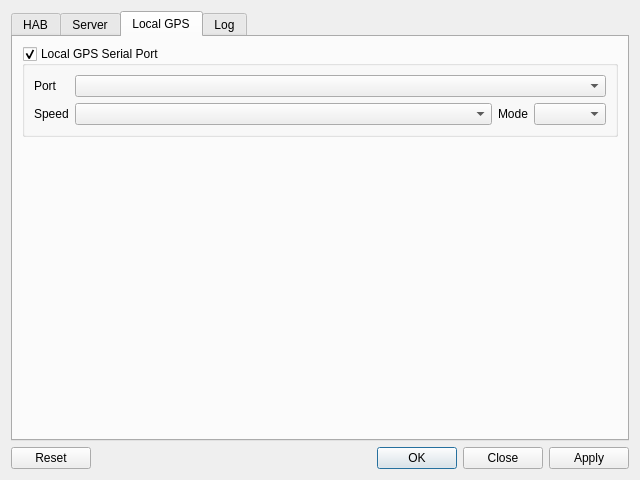
Qt form configwindow.ui (thehellnet/shab-qshab) before a commit.
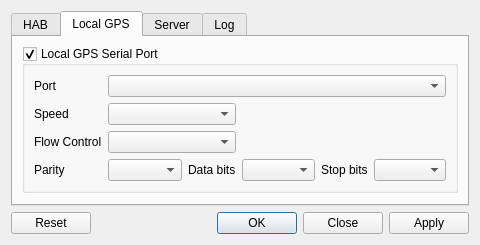
The same form after that commit. The open tabs and pages were chosen to show the change.

Diff of the .ui file:
```diff
--- a/configwindow.ui
+++ b/configwindow.ui
@@ -6,8 +6,8 @@
    <rect>
     <x>0</x>
     <y>0</y>
-    <width>640</width>
-    <height>480</height>
+    <width>480</width>
+    <height>240</height>
    </rect>
   </property>
   <property name="windowTitle">
@@ -19,6 +19,9 @@
      <property name="currentIndex">
       <number>1</number>
      </property>
+     <property name="elideMode">
+      <enum>Qt::ElideNone</enum>
+     </property>
      <widget class="QWidget" name="habTab">
       <attribute name="title">
        <string>HAB</string>
@@ -47,24 +50,103 @@
           <item row="1" column="1">
            <widget class="QComboBox" name="comboBox_2"/>
           </item>
-          <item row="1" column="2">
+         </layout>
+        </widget>
+       </item>
+       <item>
+        <spacer name="verticalSpacer">
+         <property name="orientation">
+          <enum>Qt::Vertical</enum>
+         </property>
+         <property name="sizeHint" stdset="0">
+          <size>
+           <width>20</width>
+           <height>40</height>
+          </size>
+         </property>
+        </spacer>
+       </item>
+      </layout>
+     </widget>
+     <widget class="QWidget" name="localGpsTab">
+      <attribute name="title">
+       <string>Local GPS</string>
+      </attribute>
+      <layout class="QVBoxLayout" name="verticalLayout_5">
+       <item>
+        <widget class="QGroupBox" name="serialPortBox_2">
+         <property name="title">
+          <string>Local GPS Serial Port</string>
+         </property>
+         <property name="checkable">
+          <bool>true</bool>
+         </property>
+         <layout class="QGridLayout" name="gridLayout_4" columnstretch="0,1,0,1,0,0">
+          <item row="1" column="1" colspan="2">
+           <widget class="QComboBox" name="comboBox_4"/>
+          </item>
+          <item row="3" column="2">
+           <widget class="QLabel" name="label_8">
+            <property name="text">
+             <string>Data bits</string>
+            </property>
+           </widget>
+          </item>
+          <item row="3" column="0">
            <widget class="QLabel" name="label_3">
             <property name="text">
-             <string>Mode</string>
+             <string>Parity</string>
             </property>
            </widget>
           </item>
-          <item row="1" column="3">
+          <item row="3" column="1">
            <widget class="QComboBox" name="comboBox_3"/>
           </item>
-          <item row="0" column="1" colspan="3">
-           <widget class="QComboBox" name="comboBox"/>
+          <item row="0" column="1" colspan="5">
+           <widget class="QComboBox" name="comboBox_6"/>
+          </item>
+          <item row="3" column="3">
+           <widget class="QComboBox" name="comboBox_5"/>
+          </item>
+          <item row="3" column="5">
+           <widget class="QComboBox" name="comboBox_7"/>
+          </item>
+          <item row="1" column="0">
+           <widget class="QLabel" name="label_7">
+            <property name="text">
+             <string>Speed</string>
+            </property>
+           </widget>
+          </item>
+          <item row="3" column="4">
+           <widget class="QLabel" name="label_9">
+            <property name="text">
+             <string>Stop bits</string>
+            </property>
+           </widget>
+          </item>
+          <item row="0" column="0">
+           <widget class="QLabel" name="label_6">
+            <property name="text">
+             <string>Port</string>
+            </property>
+           </widget>
+          </item>
+          <item row="2" column="0">
+           <widget class="QLabel" name="label_10">
+            <property name="text">
+             <string>Flow Control</string>
+            </property>
+           </widget>
+          </item>
+          <item row="2" column="1" colspan="2">
+           <widget class="QComboBox" name="comboBox_8"/>
           </item>
          </layout>
         </widget>
        </item>
        <item>
-        <spacer name="verticalSpacer">
+        <spacer name="verticalSpacer_4">
          <property name="orientation">
           <enum>Qt::Vertical</enum>
          </property>
@@ -130,68 +212,6 @@
        </item>
       </layout>
      </widget>
-     <widget class="QWidget" name="localGpsTab">
-      <attribute name="title">
-       <string>Local GPS</string>
-      </attribute>
-      <layout class="QVBoxLayout" name="verticalLayout_5">
-       <item>
-        <widget class="QGroupBox" name="serialPortBox_2">
-         <property name="title">
-          <string>Local GPS Serial Port</string>
-         </property>
-         <property name="checkable">
-          <bool>true</bool>
-         </property>
-         <layout class="QGridLayout" name="gridLayout_4" columnstretch="0,1,0,0">
-          <item row="0" column="0">
-           <widget class="QLabel" name="label_6">
-            <property name="text">
-             <string>Port</string>
-            </property>
-           </widget>
-          </item>
-          <item row="1" column="0">
-           <widget class="QLabel" name="label_7">
-            <property name="text">
-             <string>Speed</string>
-            </property>
-           </widget>
-          </item>
-          <item row="1" column="1">
-           <widget class="QComboBox" name="comboBox_4"/>
-          </item>
-          <item row="1" column="2">
-           <widget class="QLabel" name="label_8">
-            <property name="text">
-             <string>Mode</string>
-            </property>
-           </widget>
-          </item>
-          <item row="1" column="3">
-           <widget class="QComboBox" name="comboBox_5"/>
-          </item>
-          <item row="0" column="1" colspan="3">
-           <widget class="QComboBox" name="comboBox_6"/>
-          </item>
-         </layout>
-        </widget>
-       </item>
-       <item>
-        <spacer name="verticalSpacer_4">
-         <property name="orientation">
-          <enum>Qt::Vertical</enum>
-         </property>
-         <property name="sizeHint" stdset="0">
-          <size>
-           <width>20</width>
-           <height>40</height>
-          </size>
-         </property>
-        </spacer>
-       </item>
-      </layout>
-     </widget>
      <widget class="QWidget" name="logTab">
       <attribute name="title">
        <string>Log</string>
```
Left out of the diff: 30 changed lines with no effect on the pictures.
